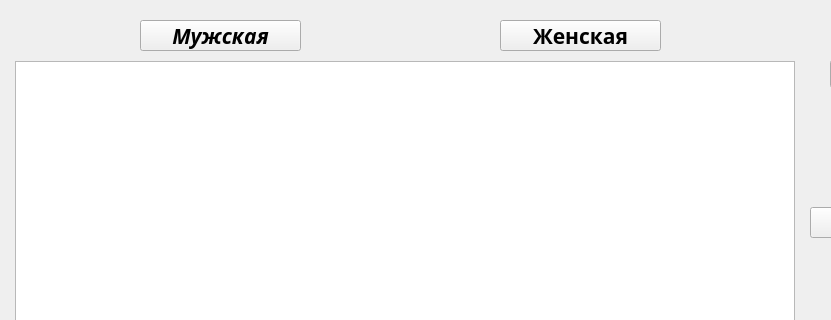
Old version of the form main.ui in the repository x00421/Course-work-on-Visual-programming-.; both pictures show x 0 to 831 and y 0 to 320 of the 960 by 540 pixel window.
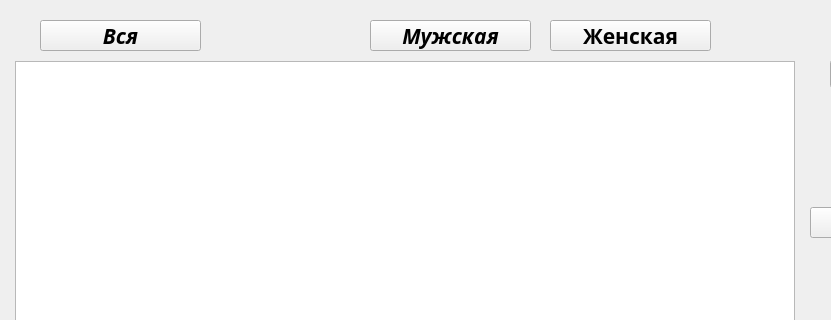
New version of the form.

```diff
--- a/main.ui
+++ b/main.ui
@@ -19,7 +19,7 @@
   <widget class="QPushButton" name="MenButton">
    <property name="geometry">
     <rect>
-     <x>140</x>
+     <x>370</x>
      <y>20</y>
      <width>161</width>
      <height>31</height>
@@ -41,7 +41,7 @@
   <widget class="QPushButton" name="WomenButton">
    <property name="geometry">
     <rect>
-     <x>500</x>
+     <x>550</x>
      <y>20</y>
      <width>161</width>
      <height>31</height>
@@ -317,6 +317,28 @@
     </font>
    </property>
   </widget>
+  <widget class="QPushButton" name="AllButton">
+   <property name="geometry">
+    <rect>
+     <x>40</x>
+     <y>20</y>
+     <width>161</width>
+     <height>31</height>
+    </rect>
+   </property>
+   <property name="font">
+    <font>
+     <family>Segoe UI Black</family>
+     <pointsize>16</pointsize>
+     <weight>75</weight>
+     <italic>true</italic>
+     <bold>true</bold>
+    </font>
+   </property>
+   <property name="text">
+    <string>Вся</string>
+   </property>
+  </widget>
  </widget>
  <resources/>
  <connections/>
```
